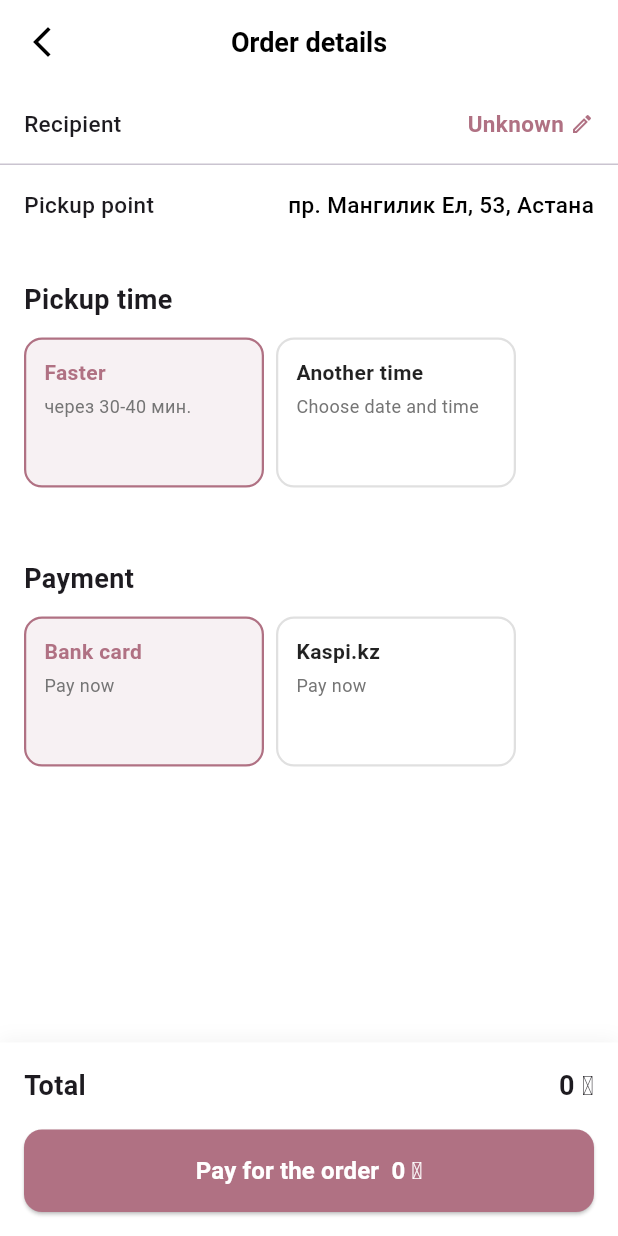
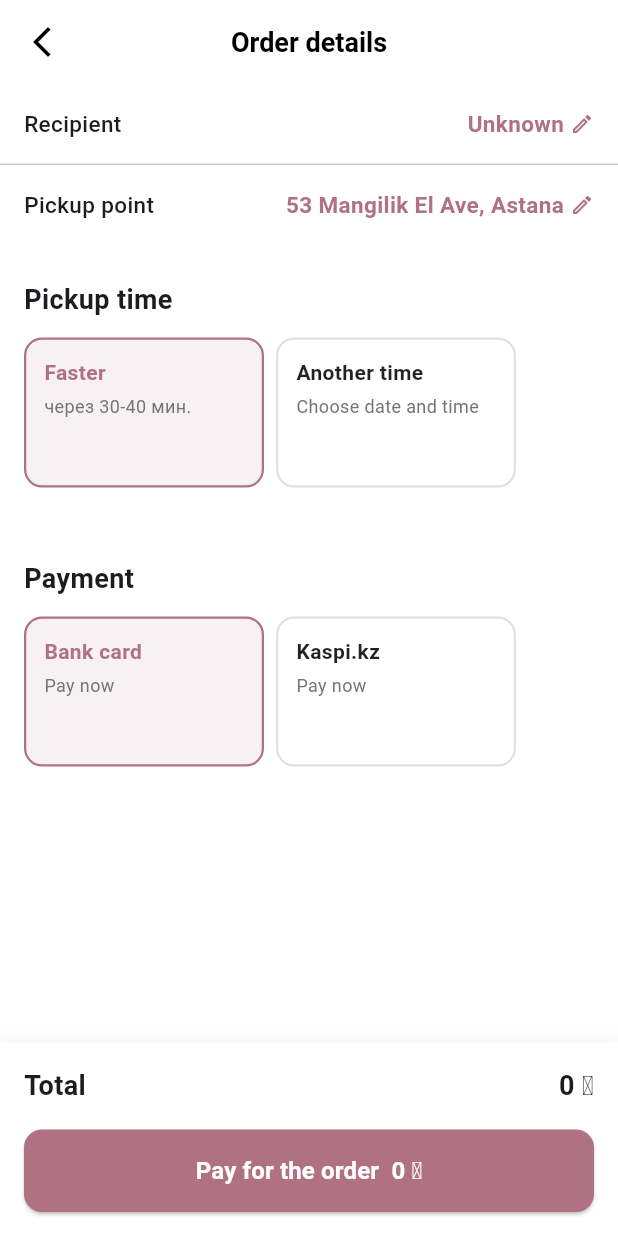
Before and after one commit to AkBePEEK/Flowercy, a Flutter app: the OrderDetailsScreen screen opened directly with empty values, on a phone screen of 412 x 824 dp. Run offline on Flutter 3.47's test engine with Material 3 defaults, Android fonts, the light colour scheme and no system bars; our stand-ins replace cloud_firestore, dio, firebase_auth, firebase_core, font_awesome_flutter, go_router and 4 more; accounts and stored records are empty; generated files the repository leaves out were written again.

Commit message:
translate: shop addresses to English and improve pickup point selection

```diff
--- a/lib/services/seed_service.dart
+++ b/lib/services/seed_service.dart
@@ -36,7 +36,7 @@
         'reviews': 124,
         'discount': '10% off',
         'freeDelivery': true,
-        'address': 'пр. Республики, 12, Астана',
+        'address': '12 Republic Ave, Astana',
         'phone': '+7 701 123 45 67',
         'isOpen': true,
       },
@@ -47,7 +47,7 @@
         'image': 'assets/flowers/shops/shop2.png',
         'rating': 4.7,
         'reviews': 489,
-        'address': 'Астана, ул. Сыганак, 16',
+        'address': '16 Syganak St, Astana',
         'phone': '+7 702 345 67 89',
         'freeDelivery': true,
         'isOpen': true,
@@ -60,7 +60,7 @@
         'image': 'assets/flowers/shops/shop3.png',
         'rating': 4.9,
         'reviews': 624,
-        'address': 'Астана, пр. Туран, 37',
+        'address': '37 Turan Ave, Astana',
         'phone': '+7 705 456 78 90',
         'freeDelivery': false,
         'isOpen': true,
@@ -75,7 +75,7 @@
         'reviews': 89,
         'discount': null,
         'freeDelivery': true,
-        'address': 'ул. Кенесары, 40, Астана',
+        'address': '40 Kenesary St, Astana',
         'phone': '+7 702 987 65 43',
         'isOpen': true,
       },
@@ -86,7 +86,7 @@
         'image': 'assets/flowers/shops/shop5.png',
         'rating': 4.8,
         'reviews': 570,
-        'address': 'Астана, ул. Мәңгілік Ел, 29',
+        'address': '29 Mangilik El St, Astana',
         'phone': '+7 708 567 89 01',
         'discount': '5% off',
         'freeDelivery': false,
@@ -99,7 +99,7 @@
         'image': 'assets/flowers/shops/shop6.png',
         'rating': 4.7,
         'reviews': 438,
-        'address': 'Астана, ул. Достык, 12',
+        'address': '12 Dostyk St, Astana',
         'phone': '+7 707 678 90 12',
         'freeDelivery': true,
         'isOpen': true,
@@ -112,7 +112,7 @@
         'image': 'assets/flowers/shops/shop7.png',
         'rating': 4.9,
         'reviews': 512,
-        'address': 'Астана, пр. Абая, 25',
+        'address': '25 Abay Ave, Astana',
         'phone': '+7 700 789 01 23',
         'freeDelivery': false,
         'isOpen': true,
```
Also changed, not shown: lib/screens/orderScreens/orderDetails.dart (+74 -4 lines).
